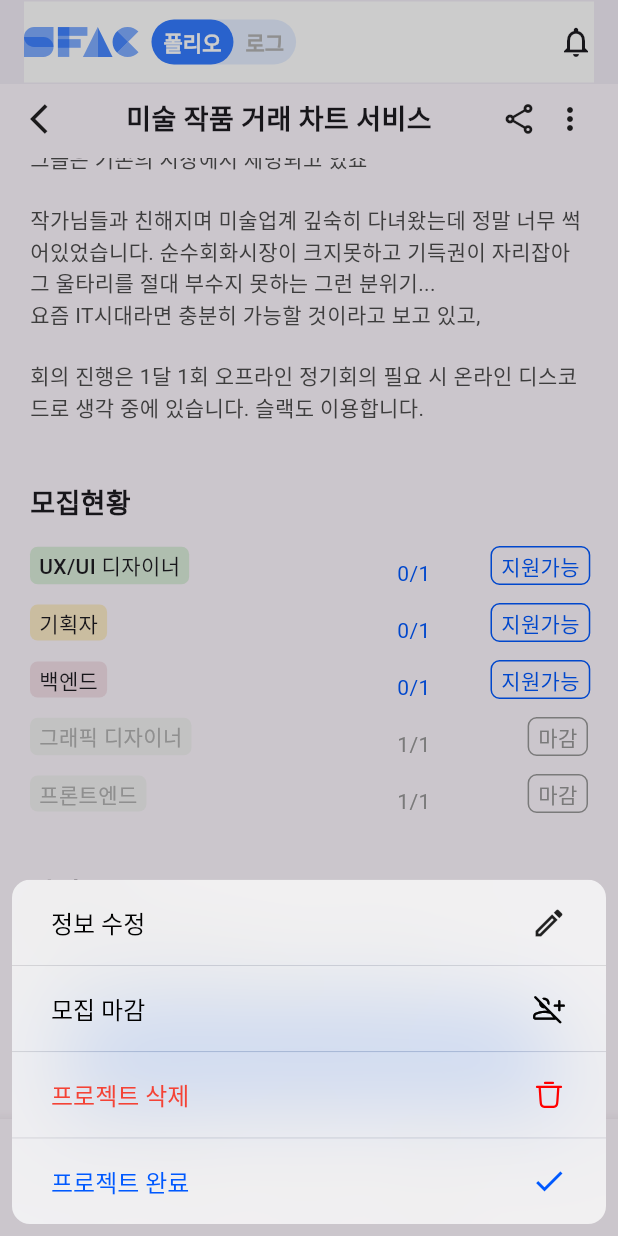
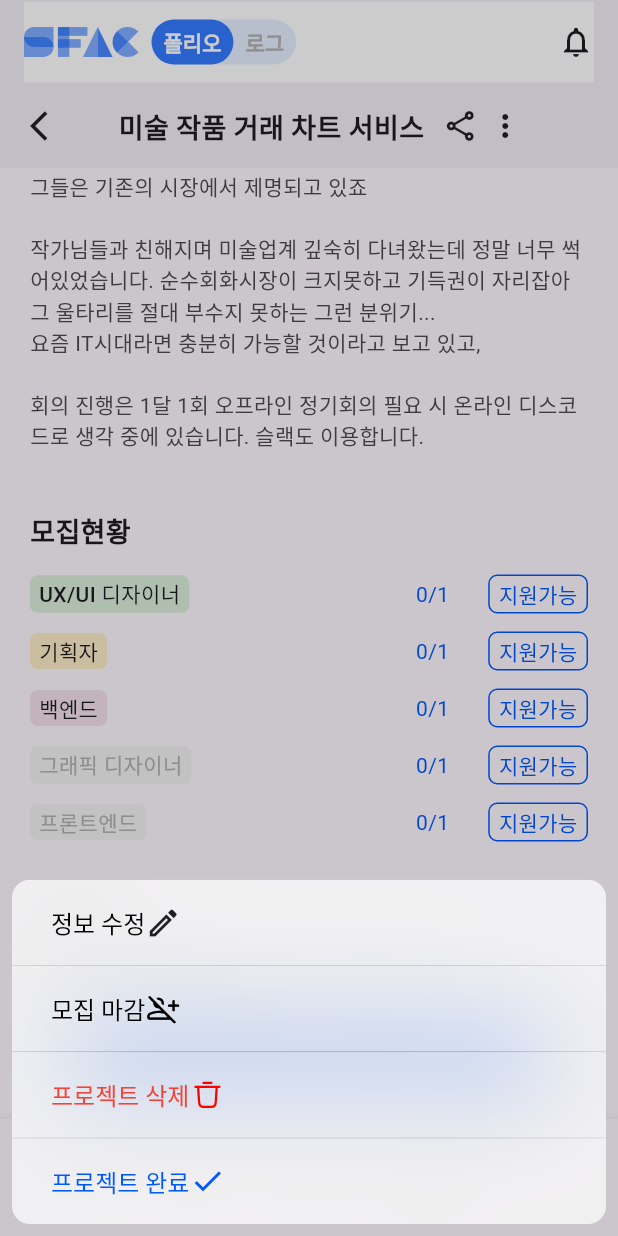
Before and after one commit to 9weeks-app-web/Team-6, a Flutter app: the ProjectDetailPage screen opened by its route, scrolled down 576 dp, after a tap on the "more vert" icon, on a phone screen of 412 x 824 dp. Run offline on Flutter 3.47's test engine with Material 3 defaults, Android fonts, the light colour scheme and no system bars; our stand-ins replace dotted_border, equatable, file_picker, flutter_riverpod, flutter_svg, fluttertoast and 2 more; accounts and stored records are empty; Roboto replaces fonts that are missing (Pretendard, Pretendard Variable).

Commit message:
Update detail_page.dart

```diff
--- a/lib/view/pages/project_pages/detail_page.dart
+++ b/lib/view/pages/project_pages/detail_page.dart
@@ -40,7 +40,6 @@ class ProjectDetailPage extends ConsumerWidget {
                       fontWeight: FontWeight.w400,
                     ),
                   ),
-                  Spacer(),
                   Icon(Icons.edit_outlined),
                 ],
               ),
@@ -63,7 +62,6 @@ class ProjectDetailPage extends ConsumerWidget {
                       fontWeight: FontWeight.w400,
                     ),
                   ),
-                  const Spacer(),
                   SvgPicture.asset(
                       'assets/images/project/icon-person-disabled.svg'),
                 ],
@@ -90,7 +88,6 @@ class ProjectDetailPage extends ConsumerWidget {
                       fontWeight: FontWeight.w400,
                     ),
                   ),
-                  const Spacer(),
                   SvgPicture.asset('assets/images/project/icon-delete.svg'),
                 ],
               ),
@@ -116,7 +113,6 @@ class ProjectDetailPage extends ConsumerWidget {
                       fontWeight: FontWeight.w400,
                     ),
                   ),
-                  Spacer(),
                   Icon(Icons.check, color: Color(0xFF0059FF)),
                 ],
               ),
@@ -156,19 +152,17 @@ class ProjectDetailPage extends ConsumerWidget {
         ),
       ),
       floatingActionButtonLocation: FloatingActionButtonLocation.centerFloat,
-      body: Expanded(
-        child: SafeArea(
-          child: SizedBox(
-            child: Column(
-              children: [
-                // header
-
-                const SizedBox(
-                  height: 10,
-                ),
-                // title and back button
-                Padding(
-                  padding: const EdgeInsets.only(left: 20, right: 20),
+      body: SizedBox(
+          width: MediaQuery.of(context).size.width,
+          child: CustomScrollView(
+            slivers: <Widget>[
+              SliverAppBar(
+                scrolledUnderElevation: 0,
+                automaticallyImplyLeading: false,
+                pinned: true, // 이 속성을 true로 설정하면 스크롤 시 헤더가 상단에 고정됩니다.
+                flexibleSpace: Padding(
+                  padding:
+                      const EdgeInsets.symmetric(horizontal: 20, vertical: 16),
                   child: Row(
                     children: [
                       GestureDetector(
@@ -183,7 +177,7 @@ class ProjectDetailPage extends ConsumerWidget {
                           ),
                         ),
                       ),
-                      const SizedBox(width: 40),
+                      const SizedBox(width: 35),
                       const Text(
                         '미술 작품 거래 차트 서비스',
                         style: TextStyle(
@@ -191,7 +185,9 @@ class ProjectDetailPage extends ConsumerWidget {
                           fontWeight: FontWeight.w600,
                         ),
                       ),
-                      const Spacer(),
+                      const SizedBox(
+                        width: 12,
+                      ),
                       Row(
                         children: [
                           const SizedBox(
@@ -199,7 +195,7 @@ class ProjectDetailPage extends ConsumerWidget {
                             height: 24,
                             child: Icon(Icons.share_outlined),
                           ),
-                          const SizedBox(width: 10),
+                          const SizedBox(width: 6),
                           GestureDetector(
                             onTap: () => _showActionSheet(context),
                             child: const SizedBox(
@@ -213,12 +209,13 @@ class ProjectDetailPage extends ConsumerWidget {
                     ],
                   ),
                 ),
+              ),
+              SliverList(
+                delegate: SliverChildListDelegate([
                   const SizedBox(
                     height: 12,
                   ),
-                Expanded(
-                  child: SingleChildScrollView(
-                    child: Column(
+                  Column(
                     crossAxisAlignment: CrossAxisAlignment.start,
                     children: [
                       SizedBox(
@@ -244,29 +241,26 @@ class ProjectDetailPage extends ConsumerWidget {
                                     height: 44,
                                     color: const Color(0xFF99BDFF),
                                   ),
-                                    const SizedBox(width: 10),
-                                    const Flexible(
-                                      child: Text(
-                                          '그림, 미술, 예술, 전시 등 감성적인 기획들을 좋아하시는 분 신청 바랍니다. ',
+                                  const SizedBox(width: 7),
+                                  const Text(
+                                      '그림, 미술, 예술, 전시 등 감성적인 기획들을 좋아\n하시는 분 신청 바랍니다. ',
                                       style: TextStyle(
                                         fontSize: 16,
                                         fontWeight: FontWeight.w600,
                                       )),
-                                    ),
                                 ],
                               ),
                             ),
                             const SizedBox(height: 20),
                             const SizedBox(
                               width: double.infinity,
-                                child: Flexible(
                               child: Text(
                                 '투자 붐이된 시대에 투자할 곳을 많이 찾고 있었습니다.\n금융회사를 다니다보니 여러 방면의 금융시스템과 \n투자처를 찾다보니 가장 수익률이 좋은 곳은 \n미술시장이란 것을 알게 되었습니다.\n\n부동산의 장점과 동산의 장점이 합쳐진 수익률이 극대화된 상품이었죠. 그런데 정보가 너무 없었습니다.\n그래서 미술 플랫폼들이 지금 마구 생겨나는 시기임에도 \n기존의 좋은 작품들은 하나도 쓰지 못하고 새로운 디자인, ai 디자인만 새로운 플랫폼에 유입되면서 \n그들은 기존의 시장에서 제명되고 있죠\n\n작가님들과 친해지며 미술업계 깊숙히 다녀왔는데 정말 너무 썩어있었습니다. 순수회화시장이 크지못하고 기득권이 자리잡아 그 울타리를 절대 부수지 못하는 그런 분위기...\n요즘 IT시대라면 충분히 가능할 것이라고 보고 있고, \n\n회의 진행은 1달 1회 오프라인 정기회의 필요 시 온라인 디스코드로 생각 중에 있습니다. 슬랙도 이용합니다.',
                                 style: TextStyle(
                                     fontSize: 14,
                                     color: Color(0xFF4C4C4C),
                                     fontWeight: FontWeight.w400),
-                                )),
+                              ),
                             ),
                             const SizedBox(height: 40),
                             const HeadingTextWidget(text: '모집현황'),
@@ -286,12 +280,8 @@ class ProjectDetailPage extends ConsumerWidget {
                                   SizedBox(width: 12),
                                   SizedBox(
                                     width: 100,
-                                      child: Column(
-                                        crossAxisAlignment:
-                                            CrossAxisAlignment.center,
-                                        children: [
-                                          SizedBox(height: 5),
-                                          Text(
+                                    child: Text(
+                                      textAlign: TextAlign.center,
                                       '2023. 12. 31',
                                       style: TextStyle(
                                         color: Color(0xFF4C4C4C),
@@ -300,10 +290,10 @@ class ProjectDetailPage extends ConsumerWidget {
                                         fontWeight: FontWeight.w600,
                                       ),
                                     ),
-                                        ],
-                                      ),
-                                    ),
-                                    Spacer(),
+                                  ),
+                                  SizedBox(
+                                    width: 80,
+                                  ),
                                   RecruitingChip(isRecruiting: true),
                                 ],
                               ),
@@ -349,8 +339,7 @@ class ProjectDetailPage extends ConsumerWidget {
                         color: Color(0xFFF3F3F3),
                       ),
                       Padding(
-                            padding:
-                                const EdgeInsets.symmetric(horizontal: 20.0),
+                          padding: const EdgeInsets.symmetric(horizontal: 20.0),
                           child: Column(
                             mainAxisAlignment: MainAxisAlignment.start,
                             crossAxisAlignment: CrossAxisAlignment.start,
@@ -397,14 +386,11 @@ class ProjectDetailPage extends ConsumerWidget {
                             ],
                           )),
                     ],
-                    ),
-                  ),
-                ),
-              ],
-            ),
-          ),
-        ),
-      ),
+                  )
+                ]),
+              ),
+            ],
+          )),
       bottomNavigationBar: SizedBox(
         height: 78,
         child: BottomNavigationBar(
@@ -454,19 +440,15 @@ class RecruitmentStatus extends StatelessWidget {
       child: Column(
         children: [
           Row(
+            mainAxisAlignment: MainAxisAlignment.spaceBetween,
             children: [
               const RoleChip(
                 label: 'UX/UI 디자이너',
                 color: Color(0xFFDBEDDB),
               ),
-              const Spacer(),
-              const Center(
-                child: Column(
-                  children: [
-                    SizedBox(
-                      height: 10,
-                    ),
-                    Text(
+              Row(
+                children: [
+                  const Text(
                     '0/1',
                     textAlign: TextAlign.center,
                     style: TextStyle(
@@ -476,22 +458,16 @@ class RecruitmentStatus extends StatelessWidget {
                       height: 0.11,
                     ),
                   ),
-                  ],
-                ),
-              ),
-              const SizedBox(width: 40),
-              SizedBox(
-                width: 65,
-                child: Row(
-                  children: [
-                    const Spacer(),
+                  const SizedBox(
+                    width: 26,
+                  ),
                   Container(
                     decoration: BoxDecoration(
                       borderRadius: BorderRadius.circular(6.0),
                       // Set border radius
                       border: Border.all(
-                          color: const Color(
-                              0xFF0059FF), // Set border color to red
+                        color:
+                            const Color(0xFF0059FF), // Set border color to red
                         width: 1.0, // Set border width
                       ),
                     ),
@@ -510,24 +486,19 @@ class RecruitmentStatus extends StatelessWidget {
                   ),
                 ],
               ),
-              )
             ],
           ),
           const SizedBox(height: 12),
           Row(
+            mainAxisAlignment: MainAxisAlignment.spaceBetween,
             children: [
               const RoleChip(
                 label: '기획자',
                 color: Color(0xFFFDECC8),
               ),
-              const Spacer(),
-              const Center(
-                child: Column(
-                  children: [
-                    SizedBox(
-                      height: 10,
-                    ),
-                    Text(
+              Row(
+                children: [
+                  const Text(
                     '0/1',
                     textAlign: TextAlign.center,
                     style: TextStyle(
@@ -537,22 +508,16 @@ class RecruitmentStatus extends StatelessWidget {
                       height: 0.11,
                     ),
                   ),
-                  ],
-                ),
-              ),
-              const SizedBox(width: 40),
-              SizedBox(
-                width: 65,
-                child: Row(
-                  children: [
-                    const Spacer(),
+                  const SizedBox(
+                    width: 26,
+                  ),
                   Container(
                     decoration: BoxDecoration(
                       borderRadius: BorderRadius.circular(6.0),
                       // Set border radius
                       border: Border.all(
-                          color: const Color(
-                              0xFF0059FF), // Set border color to red
+                        color:
+                            const Color(0xFF0059FF), // Set border color to red
                         width: 1.0, // Set border width
                       ),
                     ),
@@ -571,24 +536,19 @@ class RecruitmentStatus extends StatelessWidget {
                   ),
                 ],
               ),
-              )
             ],
           ),
           const SizedBox(height: 12),
           Row(
+            mainAxisAlignment: MainAxisAlignment.spaceBetween,
             children: [
               const RoleChip(
                 label: '백엔드',
                 color: Color(0xFFF4E0E9),
               ),
-              const Spacer(),
-              const Center(
-                child: Column(
-                  children: [
-                    SizedBox(
-                      height: 10,
-                    ),
-                    Text(
+              Row(
+                children: [
+                  const Text(
                     '0/1',
                     textAlign: TextAlign.center,
                     style: TextStyle(
@@ -598,22 +558,16 @@ class RecruitmentStatus extends StatelessWidget {
                       height: 0.11,
                     ),
                   ),
-                  ],
-                ),
-              ),
-              const SizedBox(width: 40),
-              SizedBox(
-                width: 65,
-                child: Row(
-                  children: [
-                    const Spacer(),
+                  const SizedBox(
+                    width: 26,
+                  ),
                   Container(
                     decoration: BoxDecoration(
                       borderRadius: BorderRadius.circular(6.0),
                       // Set border radius
                       border: Border.all(
-                          color: const Color(
-                              0xFF0059FF), // Set border color to red
+                        color:
+                            const Color(0xFF0059FF), // Set border color to red
                         width: 1.0, // Set border width
                       ),
                     ),
@@ -632,11 +586,11 @@ class RecruitmentStatus extends StatelessWidget {
                   ),
                 ],
               ),
-              )
             ],
           ),
           const SizedBox(height: 12),
           Row(
+            mainAxisAlignment: MainAxisAlignment.spaceBetween,
             children: [
               Container(
                 decoration: ShapeDecoration(
@@ -656,39 +610,28 @@ class RecruitmentStatus extends StatelessWidget {
                   ),
                 ),
               ),
-              const Spacer(),
-              const Center(
-                child: Column(
-                  children: [
-                    SizedBox(
-                      height: 10,
-                    ),
-                    Text(
-                      '1/1',
+              Row(
+                children: [
+                  const Text(
+                    '0/1',
                     textAlign: TextAlign.center,
                     style: TextStyle(
-                        color: Color(0xFF999999),
+                      color: Color(0xFF0059FF),
                       fontSize: 14,
                       fontWeight: FontWeight.w400,
                       height: 0.11,
                     ),
                   ),
-                  ],
-                ),
-              ),
-              const SizedBox(width: 40),
-              SizedBox(
-                width: 65,
-                child: Row(
-                  children: [
-                    const Spacer(),
+                  const SizedBox(
+                    width: 26,
+                  ),
                   Container(
                     decoration: BoxDecoration(
                       borderRadius: BorderRadius.circular(6.0),
                       // Set border radius
                       border: Border.all(
-                          color: const Color(
-                              0xFF999999), // Set border color to red
+                        color:
+                            const Color(0xFF0059FF), // Set border color to red
                         width: 1.0, // Set border width
                       ),
                     ),
@@ -696,9 +639,9 @@ class RecruitmentStatus extends StatelessWidget {
                       padding:
                           EdgeInsets.symmetric(horizontal: 6.0, vertical: 2),
                       child: Text(
-                          '마감',
-                          style: TextStyle(
-                            color: Color(0xFF999999),
+                        '지원가능',
+                        style: TextStyle(
+                          color: Color(0xFF0059FF),
                           fontSize: 14,
                           fontWeight: FontWeight.w500,
                         ),
@@ -707,11 +650,11 @@ class RecruitmentStatus extends StatelessWidget {
                   ),
                 ],
               ),
-              )
             ],
           ),
           const SizedBox(height: 12),
           Row(
+            mainAxisAlignment: MainAxisAlignment.spaceBetween,
             children: [
               Container(
                 decoration: ShapeDecoration(
@@ -731,39 +674,28 @@ class RecruitmentStatus extends StatelessWidget {
                   ),
                 ),
               ),
-              const Spacer(),
-              const Center(
-                child: Column(
-                  children: [
-                    SizedBox(
-                      height: 10,
-                    ),
-                    Text(
-                      '1/1',
+              Row(
+                children: [
+                  const Text(
+                    '0/1',
                     textAlign: TextAlign.center,
                     style: TextStyle(
-                        color: Color(0xFF999999),
+                      color: Color(0xFF0059FF),
                       fontSize: 14,
                       fontWeight: FontWeight.w400,
                       height: 0.11,
                     ),
                   ),
-                  ],
-                ),
-              ),
-              const SizedBox(width: 40),
-              SizedBox(
-                width: 65,
-                child: Row(
-                  children: [
-                    const Spacer(),
+                  const SizedBox(
+                    width: 26,
+                  ),
                   Container(
                     decoration: BoxDecoration(
                       borderRadius: BorderRadius.circular(6.0),
                       // Set border radius
                       border: Border.all(
-                          color: const Color(
-                              0xFF999999), // Set border color to red
+                        color:
+                            const Color(0xFF0059FF), // Set border color to red
                         width: 1.0, // Set border width
                       ),
                     ),
@@ -771,9 +703,9 @@ class RecruitmentStatus extends StatelessWidget {
                       padding:
                           EdgeInsets.symmetric(horizontal: 6.0, vertical: 2),
                       child: Text(
-                          '마감',
-                          style: TextStyle(
-                            color: Color(0xFF999999),
+                        '지원가능',
+                        style: TextStyle(
+                          color: Color(0xFF0059FF),
                           fontSize: 14,
                           fontWeight: FontWeight.w500,
                         ),
@@ -782,7 +714,6 @@ class RecruitmentStatus extends StatelessWidget {
                   ),
                 ],
               ),
-              )
             ],
           ),
         ],
@@ -944,6 +875,7 @@ class LeaderInfoWidget extends StatelessWidget {
           ),
           const SizedBox(height: 20),
           Row(
+            mainAxisAlignment: MainAxisAlignment.spaceBetween,
             children: [
               Container(
                 width: 155,
@@ -958,10 +890,9 @@ class LeaderInfoWidget extends StatelessWidget {
                   ),
                 ),
                 child: const Padding(
-                  padding: EdgeInsets.symmetric(horizontal: 20.0),
+                  padding: EdgeInsets.symmetric(horizontal: 41.5),
                   child: Row(
                     children: [
-                      Spacer(),
                       SizedBox(
                         width: 24,
                         height: 24,
@@ -980,12 +911,10 @@ class LeaderInfoWidget extends StatelessWidget {
                           fontWeight: FontWeight.w500,
                         ),
                       ),
-                      Spacer(),
-                    ],
-                  ),
-                ),
-              ),
-              const Spacer(),
+                    ],
+                  ),
+                ),
+              ),
               Container(
                 width: 155,
                 height: 48,
@@ -999,10 +928,9 @@ class LeaderInfoWidget extends StatelessWidget {
                   ),
                 ),
                 child: const Padding(
-                  padding: EdgeInsets.symmetric(horizontal: 20.0),
+                  padding: EdgeInsets.symmetric(horizontal: 35),
                   child: Row(
                     children: [
-                      Spacer(),
                       SizedBox(
                         width: 24,
                         height: 24,
@@ -1021,7 +949,6 @@ class LeaderInfoWidget extends StatelessWidget {
                           fontWeight: FontWeight.w500,
                         ),
                       ),
-                      Spacer(),
                     ],
                   ),
                 ),
@@ -1033,6 +960,7 @@ class LeaderInfoWidget extends StatelessWidget {
             child: Column(
               children: [
                 Row(
+                  mainAxisAlignment: MainAxisAlignment.spaceBetween,
                   children: [
                     Container(
                       width: 155,
@@ -1076,7 +1004,6 @@ class LeaderInfoWidget extends StatelessWidget {
                         ],
                       ),
                     ),
-                    const Spacer(),
                     Container(
                       width: 155,
                       height: 80,
@@ -1125,6 +1052,7 @@ class LeaderInfoWidget extends StatelessWidget {
                   height: 10,
                 ),
                 Row(
+                  mainAxisAlignment: MainAxisAlignment.spaceBetween,
                   children: [
                     Container(
                       width: 155,
@@ -1168,7 +1096,6 @@ class LeaderInfoWidget extends StatelessWidget {
                         ],
                       ),
                     ),
-                    const Spacer(),
                     Container(
                       width: 155,
                       height: 80,
@@ -1287,6 +1214,7 @@ class CommentArea extends StatelessWidget {
                     borderRadius: BorderRadius.circular(18)),
               ),
               child: const Row(
+                mainAxisAlignment: MainAxisAlignment.spaceBetween,
                 children: [
                   SizedBox(
                     width: 14,
@@ -1300,7 +1228,6 @@ class CommentArea extends StatelessWidget {
                       fontWeight: FontWeight.w400,
                     ),
                   ),
-                  Spacer(),
                   SizedBox(
                     width: 15,
                     height: 15,
```
Lines whose indentation alone changed are shown as unchanged.
